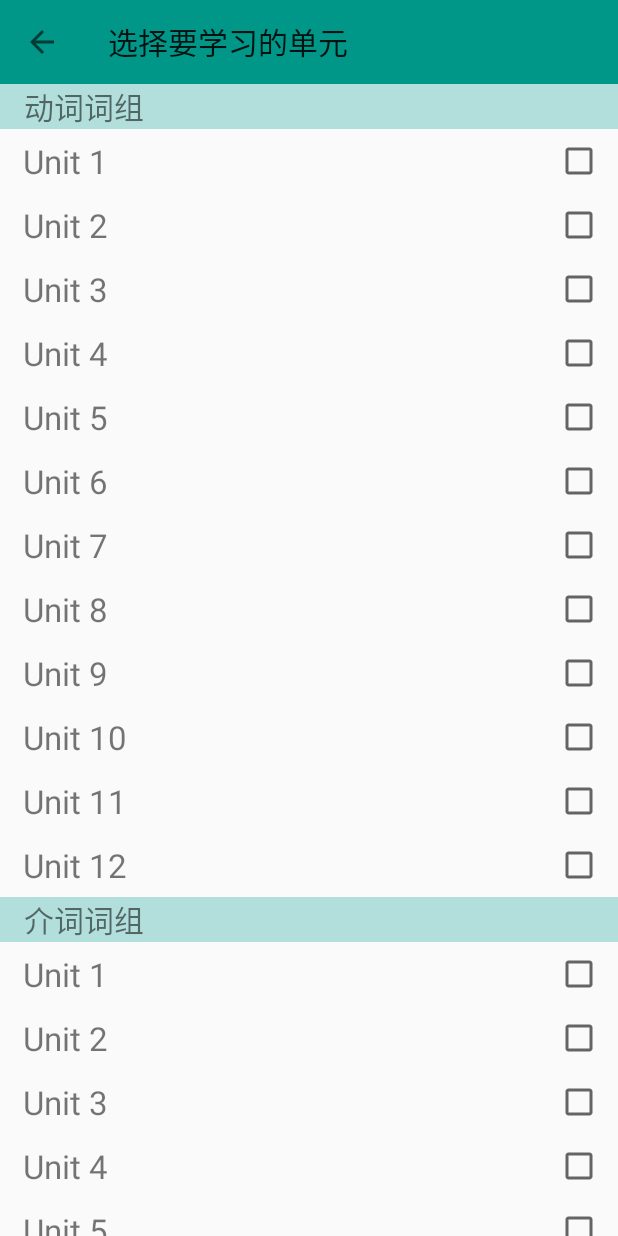
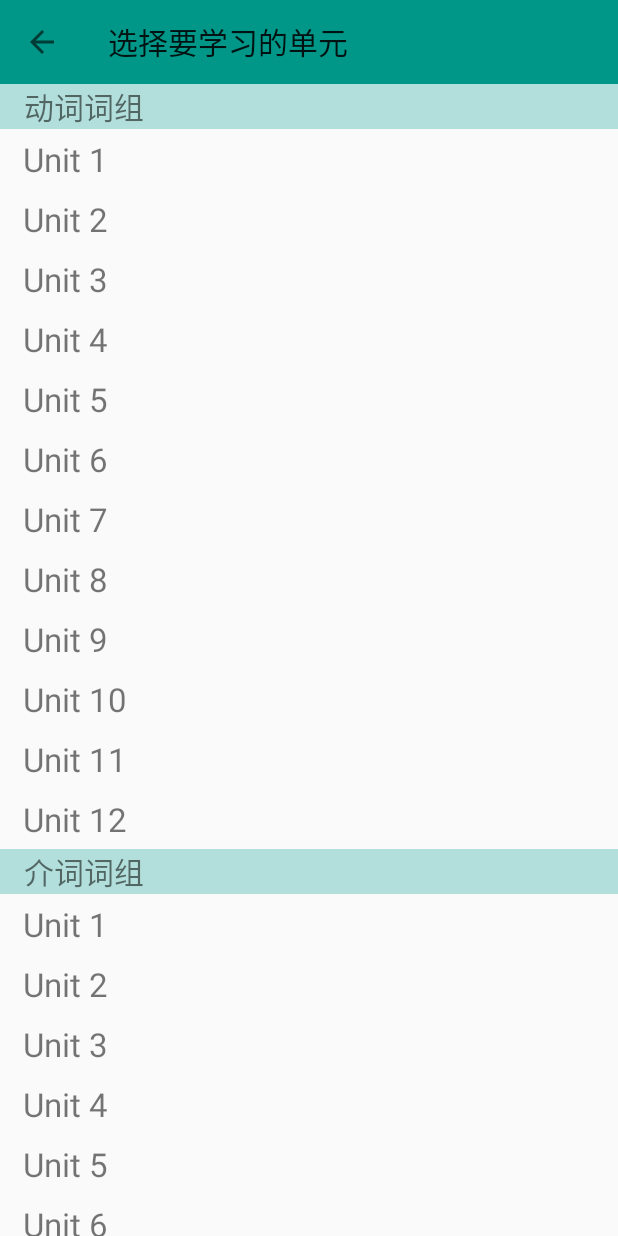
Before and after one commit to helloliuyiming/Cet46PhraseApp, an Android app: the SelectFragment screen opened through its navigation route, on a phone screen of 412 x 824 dp. Run offline under Robolectric (Android 15) with nearby library versions, the light colour scheme and no system bars; our stand-ins replace Room's generated code, RxJava, data binding.

Commit message:
基本功能已完成

```diff
--- a/app/src/main/java/com/example/cet46phrase/fragment/MainFragment.kt
+++ b/app/src/main/java/com/example/cet46phrase/fragment/MainFragment.kt
@@ -5,6 +5,7 @@ import android.os.Bundle
 import android.util.Log
 import android.view.*
 import android.view.inputmethod.InputMethodManager
+import android.widget.CheckBox
 import android.widget.ImageView
 import android.widget.ProgressBar
 import android.widget.TextView
@@ -130,6 +131,7 @@ class MainFragment : Fragment() {
                 mPosition = position
                 var itemUnit:String? = null
                 holder.itemView.isClickable = false
+                holder.checkBox?.visibility = View.GONE
                 if (viewModel.verbUnitList != null && viewModel.verbUnitList!!.isNotEmpty()) {
                     mPosition--
                     if (mPosition < viewModel.verbUnitList!!.size) {
@@ -313,6 +315,7 @@ class MainFragment : Fragment() {
         var progress: ProgressBar? = null
         var flag: ImageView? = null
         var title:TextView? = null
+        var checkBox:CheckBox? = null
 
         init {
             if (viewType == 2) {
@@ -320,6 +323,7 @@ class MainFragment : Fragment() {
                 unit = itemView.findViewById(R.id.tv_unit)
                 progress = itemView.findViewById(R.id.progressBar_unit)
                 flag = itemView.findViewById(R.id.iv_unit_flag)
+                checkBox = itemView.findViewById(R.id.checkbox)
             }else if (viewType == 1) {
                 title = itemView.findViewById(R.id.tv_title)
             }
--- a/app/src/main/java/com/example/cet46phrase/fragment/SelectFragment.kt
+++ b/app/src/main/java/com/example/cet46phrase/fragment/SelectFragment.kt
@@ -6,10 +6,7 @@ import android.view.LayoutInflater
 import android.view.MenuItem
 import android.view.View
 import android.view.ViewGroup
-import android.widget.ImageView
-import android.widget.ProgressBar
-import android.widget.TextView
-import android.widget.Toast
+import android.widget.*
 import androidx.appcompat.app.AppCompatActivity
 import androidx.databinding.DataBindingUtil
 import androidx.fragment.app.Fragment
@@ -61,6 +58,7 @@ class SelectFragment : Fragment() {
         return super.onOptionsItemSelected(item)
     }
     private fun initView() {
+        dataBinding.tvFollowInfo.text = "已选择${viewModel.followCount}单元"
         dataBinding.rvUnit.layoutManager = LinearLayoutManager(context)
         adapter = object : RecyclerView.Adapter<PhraseUnitViewHolder>() {
             override fun onCreateViewHolder(
@@ -121,10 +119,24 @@ class SelectFragment : Fragment() {
                     holder.title?.text = itemType
                     return
                 }
-                mPosition = position
-
+                if (viewModel.actionModeLiveData.value == FragmentSelectViewModel.ACTION_MODE_SELECT_SINGLE) {
+                    holder.checkBox?.visibility = View.GONE
+                }else{
+                    holder.checkBox?.visibility = View.VISIBLE
+                }
                 holder.unit?.text = itemUnit
                 holder.itemView.setOnClickListener {
+                    if (viewModel.actionModeLiveData.value == FragmentSelectViewModel.ACTION_MODE_SELECT_MULTIPLE) {
+                        if (holder.checkBox?.isChecked!!) {
+                            holder.checkBox?.isChecked = false
+                            viewModel.followCount--
+                        }else{
+                            holder.checkBox?.isChecked = true
+                            viewModel.followCount++
+                        }
+                        dataBinding.tvFollowInfo.text = "已选择${viewModel.followCount}单元"
+                        return@setOnClickListener
+                    }
                     var saveType:String? = null
                     if ("动词词组" == itemType) {
                         saveType = "verb_phrase"
@@ -152,7 +164,6 @@ class SelectFragment : Fragment() {
                     findNavController().popBackStack()
                 }
                 holder.itemView.setOnLongClickListener {
-                    Toast.makeText(context,"进入多选模式",Toast.LENGTH_SHORT).show()
                     viewModel.actionModeLiveData.value =FragmentSelectViewModel.ACTION_MODE_SELECT_MULTIPLE
                     true
                 }
@@ -192,7 +203,6 @@ class SelectFragment : Fragment() {
                         return 1
                     }
                 }
-
                 return 2
             }
         }
@@ -209,7 +219,8 @@ class SelectFragment : Fragment() {
 
     private fun initListener() {
         dataBinding.btnSubmit.setOnClickListener {
-
+            Toast.makeText(context,"保存失败，系统尚未实现多选",Toast.LENGTH_SHORT).show()
+            findNavController().popBackStack()
         }
     }
 
@@ -237,6 +248,7 @@ class SelectFragment : Fragment() {
         var progress: ProgressBar? = null
         var flag: ImageView? = null
         var title:TextView? = null
+        var checkBox:CheckBox? = null
 
         init {
             if (viewType == 2) {
@@ -244,6 +256,7 @@ class SelectFragment : Fragment() {
                 unit = itemView.findViewById(R.id.tv_unit)
                 progress = itemView.findViewById(R.id.progressBar_unit)
                 flag = itemView.findViewById(R.id.iv_unit_flag)
+                checkBox = itemView.findViewById(R.id.checkbox)
             }else if (viewType == 1) {
                 title = itemView.findViewById(R.id.tv_title)
             }
--- a/app/src/main/java/com/example/cet46phrase/viewmodel/FragmentSelectViewModel.kt
+++ b/app/src/main/java/com/example/cet46phrase/viewmodel/FragmentSelectViewModel.kt
@@ -12,6 +12,8 @@ class FragmentSelectViewModel(application: Application) : AndroidViewModel(appli
     var verbUnitList:MutableList<String>? = null
     var prepUnitList:MutableList<String>? = null
     var otherUnitList:MutableList<String>? = null
+
+    var followCount = 0
 
     private val gson = Gson()
     private val json =
@@ -30,6 +32,25 @@ class FragmentSelectViewModel(application: Application) : AndroidViewModel(appli
         }
     }
 
+    fun addUnit(){
+
+    }
+
+    fun existUnit(){
+
+    }
+
+    fun delUnit(){
+
+    }
+    fun followUnit(){
+
+    }
+
+    fun followUnitCount(){
+
+    }
+
     companion object{
         const val ACTION_MODE_SELECT_SINGLE = 1
         const val ACTION_MODE_SELECT_MULTIPLE = 2
--- a/app/src/main/res/layout/fragment_select.xml
+++ b/app/src/main/res/layout/fragment_select.xml
@@ -28,6 +28,9 @@
                     android:layout_width="match_parent"
                     android:layout_height="0dp"
                     android:layout_weight="1" />
+            </LinearLayout>
+
+        </androidx.core.widget.NestedScrollView>
         <LinearLayout
             android:id="@+id/block_select"
             android:layout_width="match_parent"
@@ -36,7 +39,7 @@
             android:orientation="horizontal"
             android:paddingHorizontal="10dp">
             <TextView
-                        android:id="@+id/tv_info"
+                android:id="@+id/tv_follow_info"
                 android:layout_width="wrap_content"
                 android:layout_height="wrap_content"
                 android:layout_gravity="bottom"
@@ -48,7 +51,4 @@
                 android:text="提交"/>
         </LinearLayout>
     </LinearLayout>
-
-        </androidx.core.widget.NestedScrollView>
-    </LinearLayout>
 </layout>
```
Lines whose indentation alone changed are shown as unchanged.
